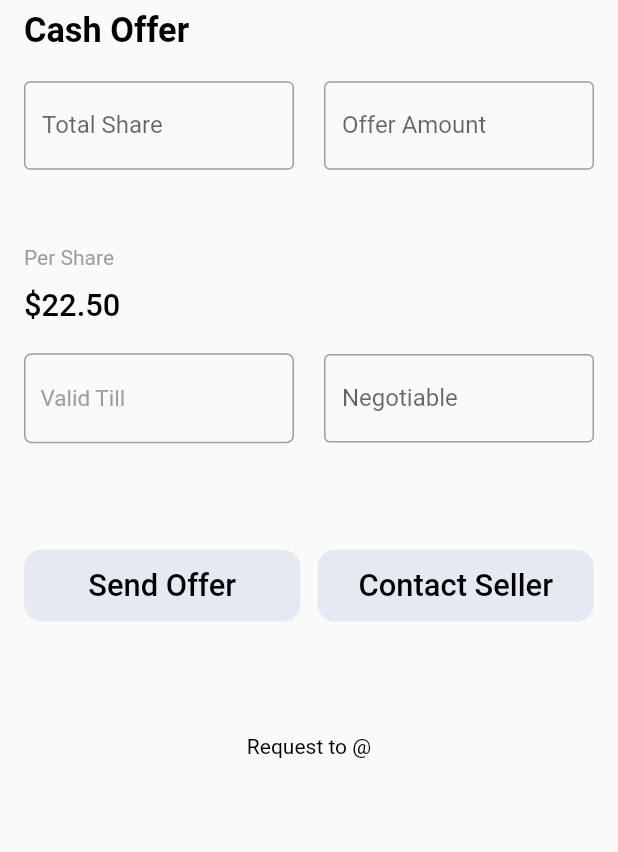
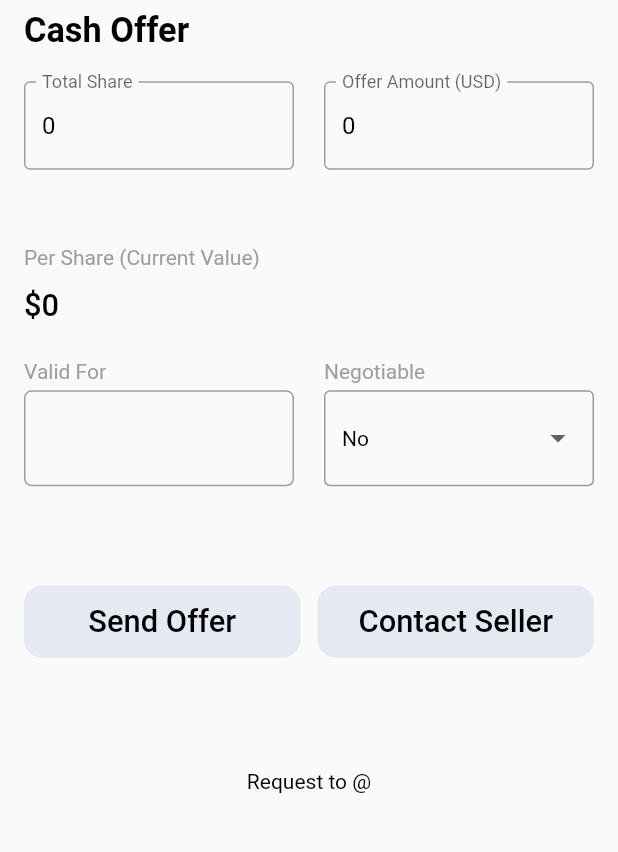
Before and after one commit to WaseemMirzaa/PlayerExchange, a Flutter app: the CashOfferScreen screen opened directly with empty values, on a phone screen of 412 x 824 dp, the part 74-926 px from its top. Run offline on Flutter 3.47's test engine with Material 2 defaults, Android fonts, the phone set to English and light mode, and no system bars; drawn by our look-alikes of auto_size_text; our stand-ins replace cached_network_image, cloud_firestore, dio, firebase_core, fl_chart, flutter_datetime_picker and 10 more; missing offline and left inert: dart:ffi, flutter_cached_pdfview, flutter_stripe, paginated_search_bar, time_elapsed; accounts and stored records are empty; project files that could hold a hidden picture were left out.

```diff
--- /dev/null
+++ b/lib/models/chart_response_model.dart
@@ -0,0 +1,40 @@
+import 'dart:convert';
+/// date : "2022-08-30T07:39:38.898Z"
+/// value : 0
+
+ChartResponseModel chartResponseModelFromJson(String str) => ChartResponseModel.fromJson(json.decode(str));
+String chartResponseModelToJson(ChartResponseModel data) => json.encode(data.toJson());
+
+List<ChartResponseModel> chartModelListFromJson(String str) =>
+    List<ChartResponseModel>.from(json.decode(str).map((x) => ChartResponseModel.fromJson(x)));
+
+class ChartResponseModel {
+  ChartResponseModel({
+      String? date,
+      int? value,}){
+    _date = date;
+    _value = value;
+}
+
+  ChartResponseModel.fromJson(dynamic json) {
+    _date = json['date'];
+    _value = json['value'];
+  }
+  String? _date;
+  int? _value;
+ChartResponseModel copyWith({  String? date,
+  int? value,
+}) => ChartResponseModel(  date: date ?? _date,
+  value: value ?? _value,
+);
+  String? get date => _date;
+  int? get value => _value;
+
+  Map<String, dynamic> toJson() {
+    final map = <String, dynamic>{};
+    map['date'] = _date;
+    map['value'] = _value;
+    return map;
+  }
+
+}
--- a/lib/ui/screens/exchange_player/cash_offer_screen.dart
+++ b/lib/ui/screens/exchange_player/cash_offer_screen.dart
@@ -1,15 +1,17 @@
 import 'package:flutter/material.dart';
 import 'package:flutter_datetime_picker/flutter_datetime_picker.dart';
+import 'package:flutter_screenutil/flutter_screenutil.dart';
+import 'package:fluttertoast/fluttertoast.dart';
+import 'package:get/get.dart';
+import 'package:player_exchange/networking/api_requests.dart';
 import 'package:player_exchange/ui/widgets/custom_appbar.dart';
-import 'package:player_exchange/ui/widgets/custom_text_field.dart';
 import 'package:player_exchange/ui/widgets/filled_button.dart';
 import 'package:player_exchange/utils/assets_string.dart';
-import 'package:get/get.dart';
 import 'package:player_exchange/utils/color_manager.dart';
 import 'package:player_exchange/utils/style_manager.dart';
-import 'package:flutter_screenutil/flutter_screenutil.dart';
 
 import '../../../models/Exchange/exchange_player_model.dart';
+import '../../../models/Exchange/offer.dart';
 
 class CashOfferScreen extends StatefulWidget {
   final ExchangePlayerModel exchangePlayerModel;
@@ -27,61 +29,34 @@ class _CashOfferScreenState extends State<CashOfferScreen> {
   var isNegotiableController = TextEditingController();
 
   DateTime selectedDate = DateTime.now();
-  String validTill = "Valid Till";
+  String validTill = "";
 
-
-
-
+  List<String> list = <String>["No", "Yes"];
 
   Future<void> _selectDate(BuildContext context) async {
     DateTime? picked;
-    DatePicker.showDatePicker(context,
-        showTitleActions: true,
-        minTime: DateTime.now(),
-        maxTime: DateTime(2050, 1, 1),
-        onChanged: (date) {
-          print('change $date');
+    DatePicker.showDateTimePicker(context, showTitleActions: true, onChanged: (date) {
+      print('change $date in time zone ' + date.timeZoneOffset.inHours.toString());
     }, onConfirm: (date) {
       print('confirm $date');
+
       picked = date;
       if (picked != null && picked != selectedDate) {
-            //   setState(() {
-            //     selectedDate = picked;
-            //     validTill = selectedDate.day.toString() +"-"+ selectedDate.month.toString() +"-"+ selectedDate.year.toString()  ;
-            //
-            //   });
+        setState(() {
+          selectedDate = picked!;
+          validTill = date.toString();
+          // validTill = selectedDate.day.toString() +"-"+ selectedDate.month.toString() +"-"+ selectedDate.year.toString()  ;
+        });
       }
-
     }, currentTime: DateTime.now(), locale: LocaleType.en);
-
-
-    // final DateTime? picked = await showDatePicker(
-    //     context: context,
-    //     builder: (context, child){
-    //       return Theme(
-    //           data: Theme.of(context).copyWith(
-    //             colorScheme: ColorScheme.light(
-    //
-    //               onSurface: Colors.black, // body text color
-    //             ),
-    //           ), child: child!);
-    //     },
-    //
-    //     initialDate: selectedDate,
-    //     firstDate: DateTime.now(),
-    //     lastDate: DateTime(2101));
-    //
-    // if (picked != null && picked != selectedDate) {
-    //   setState(() {
-    //     selectedDate = picked;
-    //     validTill = selectedDate.day.toString() +"-"+ selectedDate.month.toString() +"-"+ selectedDate.year.toString()  ;
-    //
-    //   });
-
   }
 
   @override
   Widget build(BuildContext context) {
+    String dropdownValue = list.first;
+    shareController.text = widget.exchangePlayerModel.shares.toString();
+    offerAmountController.text = widget.exchangePlayerModel.askingAmount.toString();
+
     return Scaffold(
       appBar: customAppBar(context, leadingIcon: AssetsString().BackArrowIcon),
       body: Padding(
@@ -104,17 +79,18 @@ class _CashOfferScreenState extends State<CashOfferScreen> {
                   children: [
                     Expanded(
                         child: TextFormField(
+                          readOnly: true,
+
+                          style: const TextStyle(color: Colors.black),
                       controller: shareController,
                       decoration: InputDecoration(
                         enabledBorder: const OutlineInputBorder(
-                          borderSide:
-                              const BorderSide(color: Colors.grey, width: 1.0),
+                          borderSide: const BorderSide(color: Colors.grey, width: 1.0),
                         ),
                         focusedBorder: const OutlineInputBorder(
-                          borderSide:
-                              const BorderSide(color: Colors.grey, width: 1.0),
+                          borderSide: const BorderSide(color: Colors.grey, width: 1.0),
                         ),
-                        hintText: "2",
+                        hintText: "100",
                         label: Text('Total Share'),
                       ),
                     )),
@@ -123,18 +99,17 @@ class _CashOfferScreenState extends State<CashOfferScreen> {
                     ),
                     Expanded(
                         child: TextFormField(
-                      controller: shareController,
+                      style: const TextStyle(color: Colors.black),
+                      controller: offerAmountController,
                       decoration: InputDecoration(
                         enabledBorder: const OutlineInputBorder(
-                          borderSide:
-                              const BorderSide(color: Colors.grey, width: 1.0),
+                          borderSide: const BorderSide(color: Colors.grey, width: 1.0),
                         ),
                         focusedBorder: const OutlineInputBorder(
-                          borderSide:
-                              const BorderSide(color: Colors.grey, width: 1.0),
+                          borderSide: const BorderSide(color: Colors.grey, width: 1.0),
                         ),
-                        hintText: "\$45",
-                        label: Text('Offer Amount'),
+                        // hintText: "\0",
+                        label: Text('Offer Amount (USD)'),
                       ),
                     )),
                     // Expanded(child: CustomTextField(textEditingController: shareController,hint: '2',title: 'Total Shares',)),
@@ -145,18 +120,21 @@ class _CashOfferScreenState extends State<CashOfferScreen> {
               SizedBox(
                 height: 25.h,
               ),
-              Column(
+              Row(
+                children: [
+                  Expanded(
+                    child: Column(
                       crossAxisAlignment: CrossAxisAlignment.start,
                       children: [
                         Text(
-                    'Per Share',
+                          'Per Share (Current Value)',
                           style: TextStyle(color: Colors.grey),
                         ),
                         SizedBox(
                           height: 10.h,
                         ),
                         Text(
-                    '\$22.50',
+                          "\$" + (widget.exchangePlayerModel.roster?.cpoAthletes?.currentPricePerShare.toString() ?? ""),
                           style: TextStyle(
                               color: Colors.black,
                               fontWeight: FontWeight.w500,
@@ -164,34 +142,54 @@ class _CashOfferScreenState extends State<CashOfferScreen> {
                         ),
                       ],
                     ),
+                  ),
+                ],
+              ),
+              SizedBox(
+                height: 20.h,
+              ),
               Container(
                 height: 100,
                 width: double.infinity,
                 // color: Colors.red,
-                child:
-                Row(
+                child: Row(
                   children: [
                     Expanded(
-                      child: GestureDetector(
-                          onTap: (){
+                      child: Column(
+                        crossAxisAlignment: CrossAxisAlignment.start,
+                        children: [
+                          Text(
+                            'Valid For',
+                            style: TextStyle(color: Colors.grey),
+                            textAlign: TextAlign.left,
+                          ),
+                          SizedBox(
+                            height: 4.h,
+                          ),
+                          GestureDetector(
+                              onTap: () {
                                 _selectDate(context);
                               },
                               child: Padding(
                                 padding: const EdgeInsets.all(0.0),
                                 child: Container(
-                              height: 60,
+                                  height: 64,
                                   decoration: BoxDecoration(
                                       borderRadius: BorderRadius.circular(5),
-                                  border: Border.all(color:  Colors.grey)
-                              ),
+                                      border: Border.all(color: Colors.grey)),
                                   child: Padding(
                                     padding: const EdgeInsets.all(10.0),
                                     child: Align(
                                         alignment: Alignment.centerLeft,
-                                    child: Text(validTill, style: TextStyle(fontSize: 15, color: Colors.grey),)),
+                                        child: Text(
+                                          validTill,
+                                          // "",
+                                          style: TextStyle(fontSize: 15, color: Colors.black),
+                                        )),
                                   ),
                                 ),
-                          )
+                              )),
+                        ],
                       ),
                     ),
 
@@ -215,21 +213,78 @@ class _CashOfferScreenState extends State<CashOfferScreen> {
                       width: 20,
                     ),
                     Expanded(
-                        child: TextFormField(
-                      controller: shareController,
-                      decoration: InputDecoration(
-                        enabledBorder: const OutlineInputBorder(
-                          borderSide:
-                              const BorderSide(color: Colors.grey, width: 1.0),
+                      child: Column(
+                        crossAxisAlignment: CrossAxisAlignment.start,
+                        children: [
+                          Text(
+                            'Negotiable',
+                            style: TextStyle(color: Colors.grey),
+                            textAlign: TextAlign.left,
                           ),
-                        focusedBorder: const OutlineInputBorder(
-                          borderSide:
-                              const BorderSide(color: Colors.grey, width: 1.0),
+                          SizedBox(
+                            height: 4.h,
                           ),
-                        hintText: "No",
-                        label: Text('Negotiable'),
+                          DropdownButtonFormField(
+                            hint: Text('Negotiable'),
+                            style: const TextStyle(color: Colors.black),
+                            decoration: const InputDecoration(
+                              border: OutlineInputBorder(),
                             ),
-                    )),
+                            onChanged: (String? value) {
+                              // This is called when the user selects an item.
+                              setState(() {
+                                dropdownValue = value!;
+                              });
+                            },
+                            items: list.map<DropdownMenuItem<String>>((String value) {
+                              return DropdownMenuItem<String>(
+                                value: value,
+                                child: Text(value),
+                              );
+                            }).toList(),
+                            value: dropdownValue,
+                          ),
+                        ],
+                      ),
+
+                      // DropdownButton<String>(
+                      //   icon: const Icon(Icons.keyboard_arrow_down),
+                      //   elevation: 16,
+                      //   style: const TextStyle(color: Colors.black),
+                      //   // underline: Container(
+                      //   //   height: 2,
+                      //   //   color: Colors.deepPurpleAccent,
+                      //   // ),
+                      //   onChanged: (String? value) {
+                      //     // This is called when the user selects an item.
+                      //     setState(() {
+                      //       dropdownValue = value!;
+                      //     });
+                      //   },
+                      //   items: list.map<DropdownMenuItem<String>>((String value) {
+                      //     return DropdownMenuItem<String>(
+                      //       value: value,
+                      //       child: Text(value),
+                      //     );
+                      //   }).toList(),
+                      // ),
+
+                      //     TextFormField(
+                      //   controller: shareController,
+                      //   decoration: InputDecoration(
+                      //     enabledBorder: const OutlineInputBorder(
+                      //       borderSide:
+                      //           const BorderSide(color: Colors.grey, width: 1.0),
+                      //     ),
+                      //     focusedBorder: const OutlineInputBorder(
+                      //       borderSide:
+                      //           const BorderSide(color: Colors.grey, width: 1.0),
+                      //     ),
+                      //     hintText: "No",
+                      //     label: Text('Negotiable'),
+                      //   ),
+                      // )
+                    ),
                   ],
                 ),
               ),
@@ -242,8 +297,19 @@ class _CashOfferScreenState extends State<CashOfferScreen> {
                     Expanded(
                         child: FilledButton(
                       onTap: () {
-                        int count = 2;
-                        Navigator.of(context).popUntil((_) => count-- <= 0);
+                        // int count = 2;
+                        // Navigator.of(context).popUntil((_) => count-- <= 0);
+                        if(offerAmountController.text.isEmpty){
+                          Fluttertoast.showToast(msg: "Offer Amount cannot be empty.");
+                          return;
+                        }
+                        if(validForController.text.isEmpty){
+                          Fluttertoast.showToast(msg: "Please select Valid For.");
+                          return;
+                        }
+
+                        APIRequests.doApi_postOffer(new Offer());
+
                       },
                       text: "Send Offer",
                       reverseColor: true,
@@ -269,7 +335,9 @@ class _CashOfferScreenState extends State<CashOfferScreen> {
                   ],
                 ),
               ),
-              SizedBox(height: 20.h,),
+              SizedBox(
+                height: 20.h,
+              ),
               Row(
                 mainAxisAlignment: MainAxisAlignment.center,
                 children: [
@@ -283,7 +351,9 @@ class _CashOfferScreenState extends State<CashOfferScreen> {
                   ),
                 ],
               ),
-              SizedBox(height: 40.h,),
+              SizedBox(
+                height: 40.h,
+              ),
             ],
           ),
         ),
```
Also changed, not shown: lib/networking/api_requests.dart (+56 -1 lines). Lines whose indentation alone changed are shown as unchanged.
